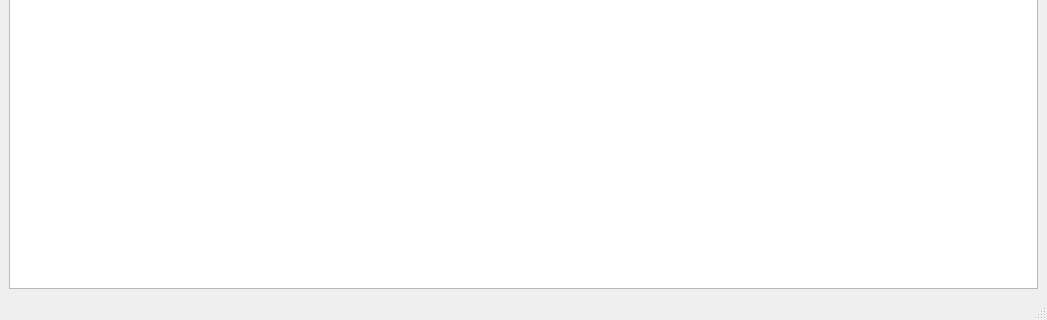
Old version of the form src/frontend/picviz.ui in the repository jpierre03/picviz; both pictures show x 0 to 1047 and y 430 to 750 of the 1047 by 750 pixel window.
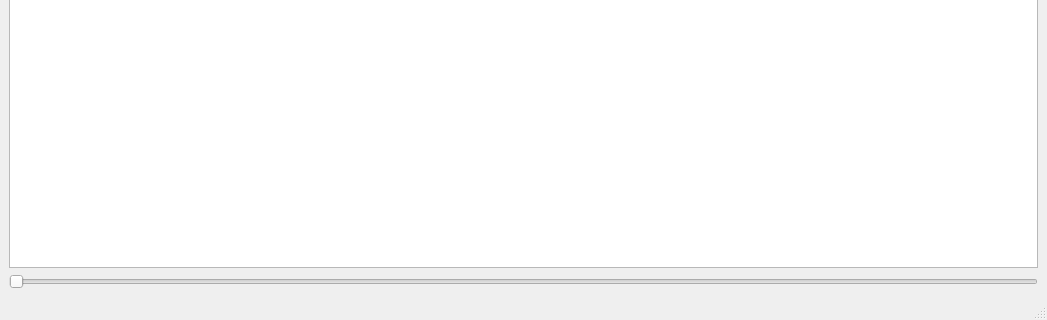
New version of the form.

Commit message: Add axes labels in a combo box

```diff
--- a/src/frontend/picviz.ui
+++ b/src/frontend/picviz.ui
@@ -16,18 +16,25 @@
    <property name="geometry" >
     <rect>
      <x>0</x>
-     <y>23</y>
+     <y>28</y>
      <width>1047</width>
-     <height>704</height>
+     <height>697</height>
     </rect>
    </property>
    <layout class="QVBoxLayout" >
     <item>
-     <layout class="QHBoxLayout" />
+     <layout class="QHBoxLayout" name="horizontalLayout" />
     </item>
     <item>
      <widget class="QGraphicsView" name="graphicsView" />
     </item>
+    <item>
+     <widget class="QSlider" name="horizontalSlider" >
+      <property name="orientation" >
+       <enum>Qt::Horizontal</enum>
+      </property>
+     </widget>
+    </item>
    </layout>
   </widget>
   <widget class="QMenuBar" name="menubar" >
```
Left out of the diff: 6 changed lines with no effect on the pictures. The commit also changes 1 other file.
